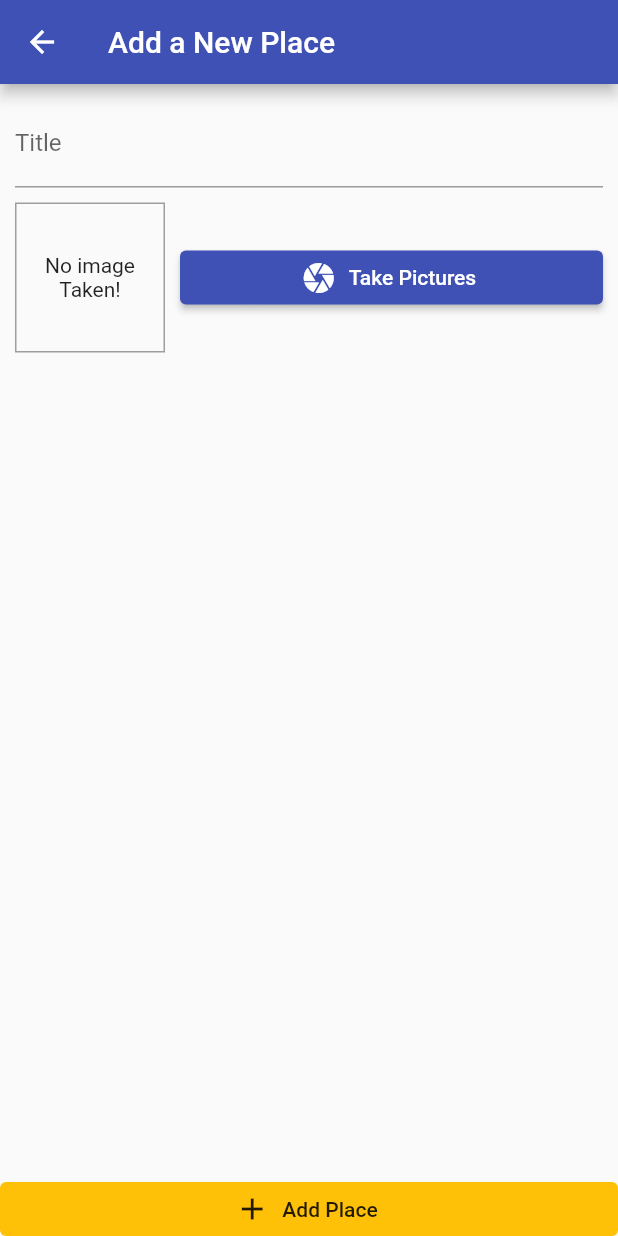
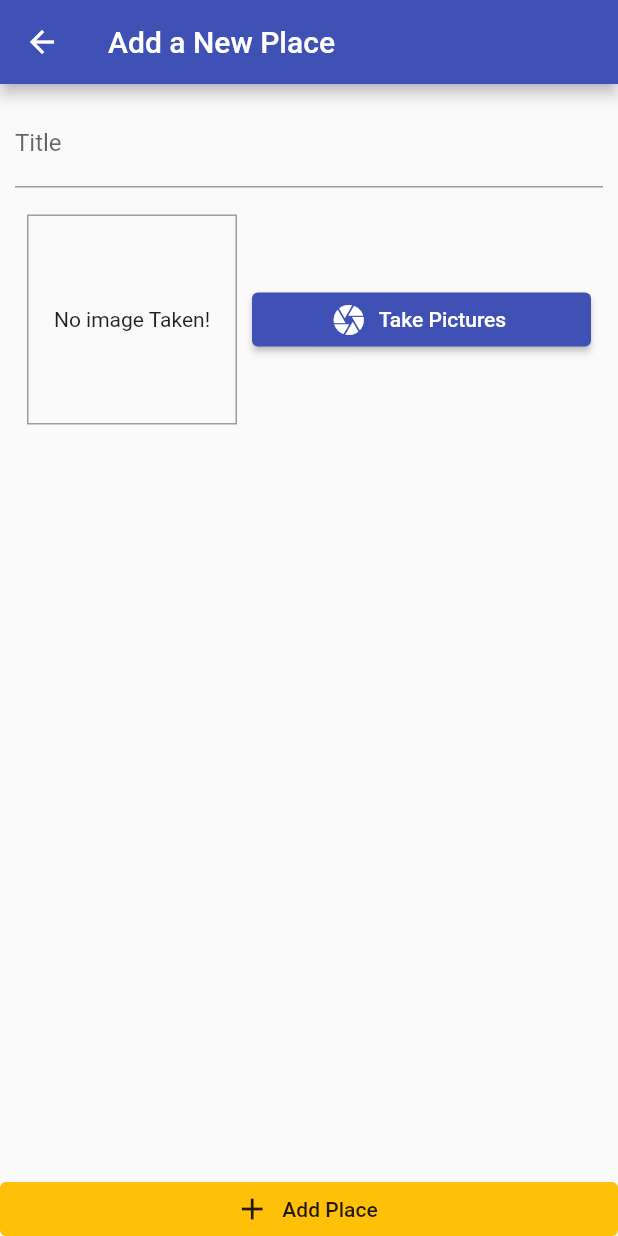
Before and after one commit to garima-pachori/Great-Places-App, a Flutter app: the AddPlacesScreen screen opened by its route, after a tap on "Take Pictures", on a phone screen of 412 x 824 dp. Run offline on Flutter 3.47's test engine with Material 2 defaults, Android fonts, the phone set to English and light mode, and no system bars; our stand-ins replace image_picker, sqflite; accounts and stored records are empty.

Commit message:
prepared sqlite

```diff
--- a/lib/Widgets/image_input.dart
+++ b/lib/Widgets/image_input.dart
@@ -23,8 +23,11 @@ class _ImageInputState extends State<ImageInput> {
       maxWidth: 600,
     );
 
+    if(imageFile==null){
+      return;
+    }
     setState(() {
-      _storedImage=File(imageFile!.path);
+      _storedImage=File(imageFile.path);
     });
 
     final appDir=await syspaths.getApplicationDocumentsDirectory();
@@ -33,7 +36,7 @@ class _ImageInputState extends State<ImageInput> {
     //meaning they will not be deleted when the application is closed.
     //The getApplicationDocumentsDirectory() method is provided
     //by the path_provider package.
-    final fileName=path.basename(imageFile!.path);
+    final fileName=path.basename(imageFile.path);
     //This line of code gets the file name of the image that was picked.
     //The basename() method is provided by the path package.
     final SavedImage=await await File(imageFile.path).copy('${appDir.path}/$fileName');
@@ -46,11 +49,13 @@ class _ImageInputState extends State<ImageInput> {
 
   @override
   Widget build(BuildContext context) {
-    return Row(
+    return Padding(
+      padding: const EdgeInsets.all(8.0),
+      child: Row(
         children: <Widget>[
           Container(
-          width: 100,
-          height: 100,
+            width: 140,
+            height: 140,
             decoration: BoxDecoration(
               border: Border.all(
                 width: 1,
@@ -80,6 +85,7 @@ class _ImageInputState extends State<ImageInput> {
             ),
           )
         ],
+      ),
     );
   }
 }
--- a/pubspec.yaml
+++ b/pubspec.yaml
@@ -39,6 +39,7 @@ dependencies:
   image_picker: ^0.8.6
   path_provider: ^2.0.13
   path: ^1.8.2
+  sqflite: ^2.2.5
 
 dev_dependencies:
   flutter_test:
```
Also changed, not shown: lib/helpers/db_helper.dart (added, +16 -0 lines), pubspec.lock, 1 other file. Lines whose indentation alone changed are shown as unchanged.
